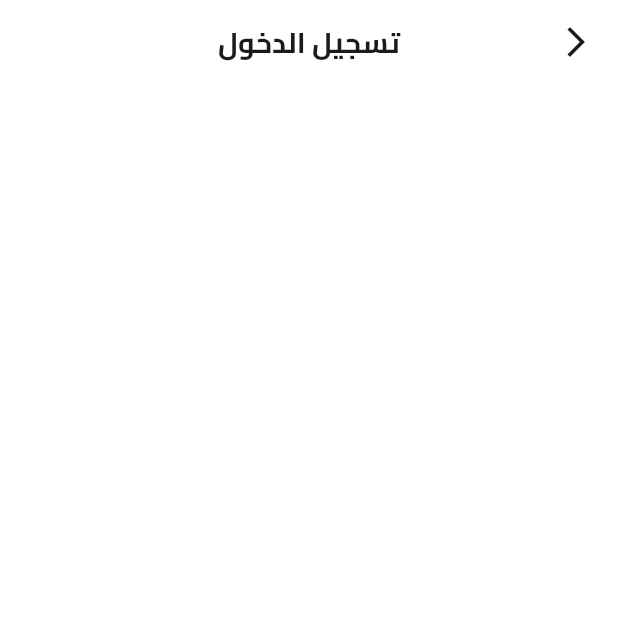
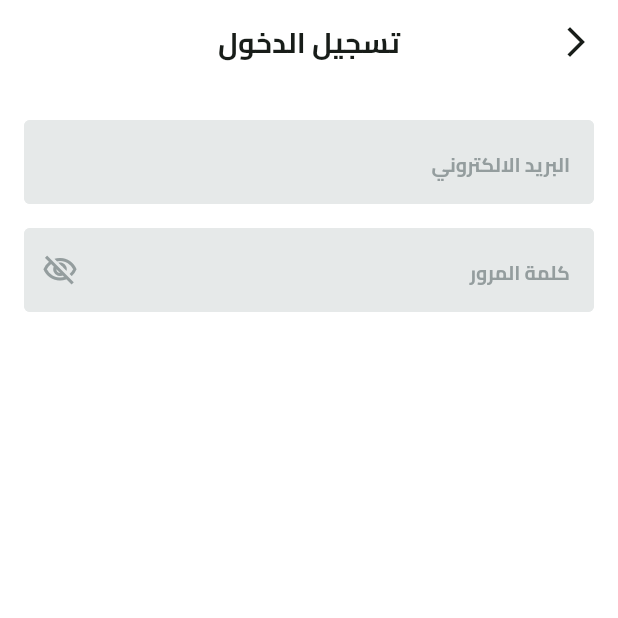
Before and after one commit to abotarek74/e_commerce, a Flutter app: the screen it shows after launch, after a tap on "تخط", on a phone screen of 412 x 824 dp, the top half of it. Run offline on Flutter 3.47's test engine with Material 3 defaults, Android fonts, the phone set to English and light mode, and no system bars; our stand-ins replace dots_indicator, flutter_svg, shared_preferences.

Commit message:
create login UI

```diff
--- /dev/null
+++ b/lib/features/auth/presentation/views/widgets/custom_text_field.dart
@@ -0,0 +1,37 @@
+import 'package:e_commerce/core/utils/app_text_styles.dart';
+import 'package:flutter/material.dart';
+
+class CustomTextFormField extends StatelessWidget {
+  const CustomTextFormField({
+    super.key,
+    required this.hintText,
+    required this.textInputType,
+    this.suffixIcon,
+  });
+  final String hintText;
+  final TextInputType textInputType;
+  final Widget? suffixIcon;
+  @override
+  Widget build(BuildContext context) {
+    return TextFormField(
+      keyboardType: textInputType,
+      decoration: InputDecoration(
+        suffixIcon: suffixIcon,
+        hintText: hintText,
+        hintStyle: TextStyles.bold13.copyWith(color: Color(0XFF949D9E)),
+        filled: true,
+        fillColor: Color(0XFFE6E9E9),
+        border: buildBorder(),
+        enabledBorder: buildBorder(),
+        focusedBorder: buildBorder(),
+      ),
+    );
+  }
+
+  OutlineInputBorder buildBorder() {
+    return OutlineInputBorder(
+      borderRadius: BorderRadius.circular(4),
+      borderSide: BorderSide(color: Color(0XFFE6E9E9), width: 1),
+    );
+  }
+}
--- a/lib/features/auth/presentation/views/widgets/login_view_body.dart
+++ b/lib/features/auth/presentation/views/widgets/login_view_body.dart
@@ -1,3 +1,5 @@
+import 'package:e_commerce/constants.dart';
+import 'package:e_commerce/features/auth/presentation/views/widgets/custom_text_field.dart';
 import 'package:flutter/material.dart';
 
 class LoginViewBody extends StatelessWidget {
@@ -5,6 +7,28 @@ class LoginViewBody extends StatelessWidget {
 
   @override
   Widget build(BuildContext context) {
-    return SingleChildScrollView();
+    return Padding(
+      padding: const EdgeInsets.symmetric(horizontal: KHhorizontalPadding),
+      child: SingleChildScrollView(
+        child: Column(
+          children: [
+            SizedBox(height: 24),
+            CustomTextFormField(
+              hintText: 'البريد الالكتروني',
+              textInputType: TextInputType.emailAddress,
+            ),
+            SizedBox(height: 16),
+            CustomTextFormField(
+              suffixIcon: Icon(
+                Icons.visibility_off_outlined,
+                color: Color(0XFF949D9E),
+              ),
+              hintText: 'كلمة المرور',
+              textInputType: TextInputType.visiblePassword,
+            ),
+          ],
+        ),
+      ),
+    );
   }
 }
```
